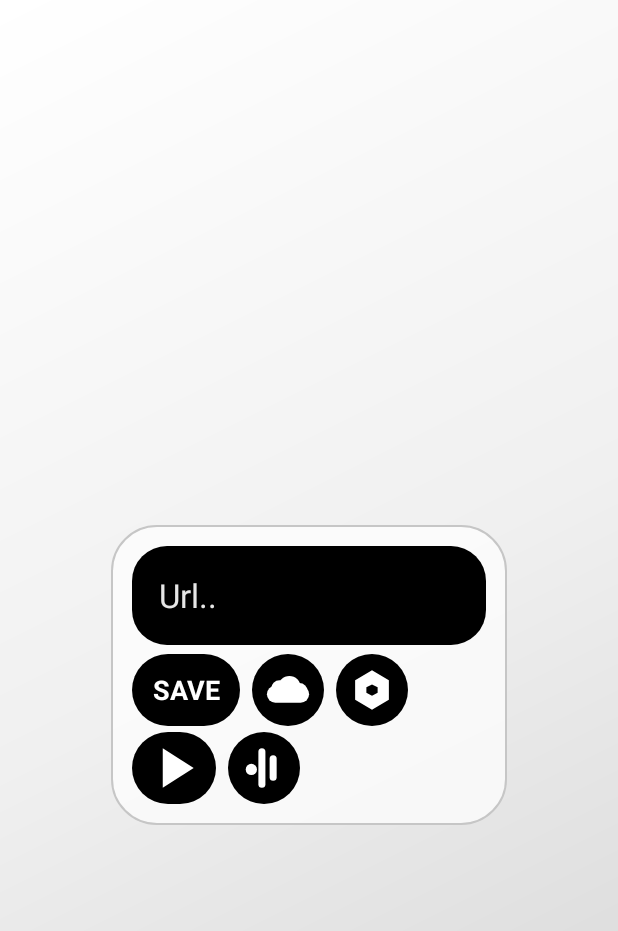
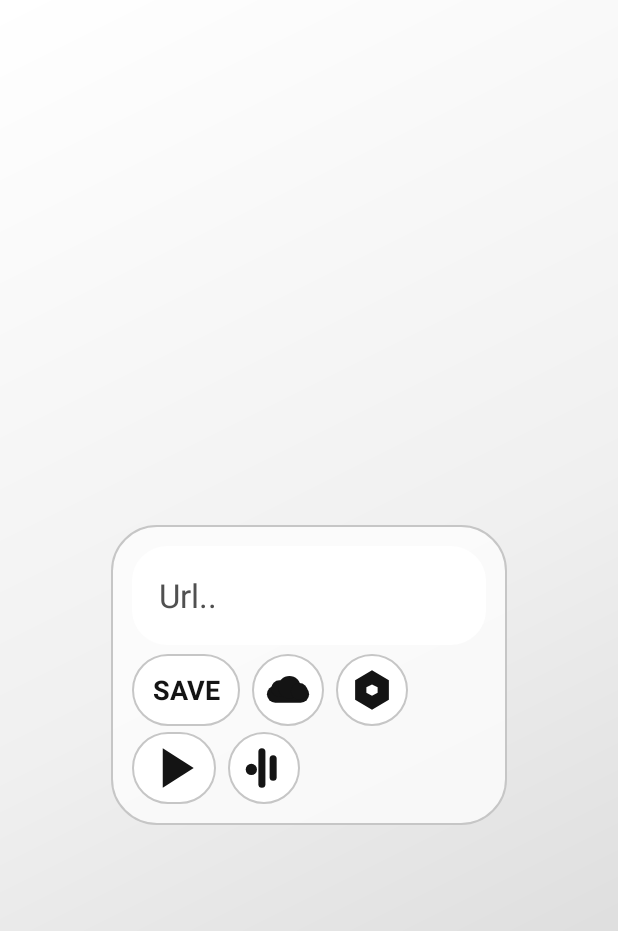
Before and after one commit to shio-end/Poject-hide-url-browser, an Android app: the screen it shows after launch (MainActivity), on a phone screen of 412 x 824 dp. Shown: the top 931 px of the screen. Run offline under Robolectric (Android 15) with nearby library versions, the phone set to English and light mode, and no system bars; pictures from the network do not load; 1 statement that could not run was skipped.

Commit message:
Theme VEIL controls and animate home and music preview transitions

```diff
--- a/app/build.gradle
+++ b/app/build.gradle
@@ -11,8 +11,8 @@ android {
         applicationId 'com.hideurl.browser'
         minSdk 31
         targetSdk 34
-        versionCode 12
-        versionName '0.9.1'
+        versionCode 13
+        versionName '0.9.2'
     }
 }
 
--- a/app/src/main/java/com/hideurl/browser/Appearance.java
+++ b/app/src/main/java/com/hideurl/browser/Appearance.java
@@ -34,6 +34,16 @@ final class Appearance {
                 Math.round(Color.blue(base)*(1-part)+Color.blue(color)*part));
     }
 
+    android.graphics.drawable.RippleDrawable buttonFace(float density) {
+        android.graphics.drawable.GradientDrawable face = new android.graphics.drawable.GradientDrawable();
+        face.setColor(surface);
+        face.setCornerRadius(24 * density);
+        face.setStroke(Math.max(1, Math.round(density)), line);
+        int ripple = (accent & 0x00ffffff) | 0x44000000;
+        return new android.graphics.drawable.RippleDrawable(
+                android.content.res.ColorStateList.valueOf(ripple), face, null);
+    }
+
     int dialogTheme() {
         return dark ? android.R.style.Theme_Material_Dialog_Alert : android.R.style.Theme_Material_Light_Dialog_Alert;
     }
--- a/app/src/main/java/com/hideurl/browser/MainActivity.java
+++ b/app/src/main/java/com/hideurl/browser/MainActivity.java
@@ -51,6 +51,10 @@ import org.json.JSONException;
 
 public class MainActivity extends Activity {
     private LinearLayout controls;
+    private Appearance palette;
+    private final ArrayList<View> themedButtons = new ArrayList<>();
+    private LinearLayout arrows;
+    private View divider;
     private static final String[] FONT_NAMES = {"ค่าเริ่มต้น", "Serif", "Monospace"};
     private static final String[] FONT_FAMILIES = {"sans-serif", "serif", "monospace"};
     private static final int WALLPAPER_REQUEST = 1;
@@ -147,10 +151,8 @@ public class MainActivity extends Activity {
         urlInput.setImeOptions(EditorInfo.IME_ACTION_GO);
         urlInput.setTextSize(22);
         urlInput.setHint("Url..");
-        urlInput.setHintTextColor(0xffe6e6e6);
-        urlInput.setTextColor(Color.WHITE);
+        styleInput();
         urlInput.setPadding(dp(18), 0, dp(18), 0);
-        urlInput.setBackground(rounded(Color.BLACK, 23));
         controls.addView(urlInput, new LinearLayout.LayoutParams(-1, dp(66)));
         urlInput.setOnEditorActionListener((view, action, event) -> {
             if (action != EditorInfo.IME_ACTION_GO) return false;
@@ -165,7 +167,7 @@ public class MainActivity extends Activity {
 
         saveButton = new TextView(this);
         saveButton.setText("SAVE");
-        saveButton.setTextColor(Color.WHITE);
+        saveButton.setTextColor(palette.accent);
         saveButton.setTextSize(18);
         saveButton.setGravity(Gravity.CENTER);
         styleButton(saveButton);
@@ -267,9 +269,9 @@ public class MainActivity extends Activity {
             return true;
         });
 
-        LinearLayout arrows = new LinearLayout(this);
+        arrows = new LinearLayout(this);
         arrows.setGravity(Gravity.CENTER_VERTICAL);
-        arrows.setBackground(rounded(Color.BLACK, 24));
+        arrows.setBackground(rounded(palette.surface, 24));
         LinearLayout.LayoutParams arrowsPlacement = new LinearLayout.LayoutParams(-2, dp(48));
         arrowsPlacement.leftMargin = dp(4);
         browserBar.addView(arrows, arrowsPlacement);
@@ -279,8 +281,8 @@ public class MainActivity extends Activity {
                 web.goBack();
             }
         });
-        View divider = new View(this);
-        divider.setBackground(rounded(Color.WHITE, 1));
+        divider = new View(this);
+        divider.setBackground(rounded(palette.line, 1));
         arrows.addView(divider, new LinearLayout.LayoutParams(dp(2), dp(23)));
         forward = addIcon(arrows, "forward", "ไปข้างหน้า", 48, 0, () -> {
             if (web.canGoForward()) {
@@ -309,6 +311,10 @@ public class MainActivity extends Activity {
         if (browsing) {
             getSystemService(InputMethodManager.class).hideSoftInputFromWindow(urlInput.getWindowToken(), 0);
             urlInput.clearFocus();
+        }
+        if (!browsing && home.getVisibility() != View.VISIBLE && ValueAnimator.areAnimatorsEnabled()) {
+            controls.setAlpha(0f);
+            controls.animate().alpha(1f).setDuration(180).start();
         }
         home.setVisibility(browsing ? View.GONE : View.VISIBLE);
         browser.setVisibility(browsing ? View.VISIBLE : View.GONE);
@@ -780,6 +786,16 @@ public class MainActivity extends Activity {
 
     private void applyHomeTheme() {
         Appearance theme = new Appearance(this);
+        palette = theme;
+        for (View button : themedButtons) {
+            button.setBackground(theme.buttonFace(getResources().getDisplayMetrics().density));
+            button.invalidate();
+        }
+        if (arrows != null) arrows.setBackground(rounded(theme.surface, 24));
+        if (divider != null) divider.setBackground(rounded(theme.line, 1));
+        if (urlInput != null) styleInput();
+        if (saveButton != null) saveButton.setTextColor(theme.accent);
+        music.applyAppearance(theme);
         int preset = settings.getInt("palette", 0);
         float contrast = new float[]{.13f, .28f, .42f}[preset];
         int shadow = Appearance.tint(theme.paper, theme.accent, contrast);
@@ -794,6 +810,12 @@ public class MainActivity extends Activity {
             glass.setStroke(dp(1), theme.line);
             controls.setBackground(glass);
         }
+    }
+
+    private void styleInput() {
+        urlInput.setTextColor(palette.ink);
+        urlInput.setHintTextColor(palette.muted);
+        urlInput.setBackground(rounded(palette.surface, 23));
     }
 
     private void applyFont() {
@@ -862,8 +884,8 @@ public class MainActivity extends Activity {
     }
 
     private void styleButton(View button) {
-        button.setBackground(new RippleDrawable(ColorStateList.valueOf(0x55ffffff),
-                rounded(Color.BLACK, 24), null));
+        themedButtons.add(button);
+        button.setBackground(palette.buttonFace(getResources().getDisplayMetrics().density));
         button.setStateListAnimator(AnimatorInflater.loadStateListAnimator(this, R.animator.button_press));
     }
 
@@ -901,10 +923,11 @@ public class MainActivity extends Activity {
             canvas.save();
             canvas.translate((getWidth() - size) / 2f, (getHeight() - size) / 2f);
             canvas.scale(size / 32f, size / 32f);
-            paint.setColor(Color.WHITE);
+            paint.setColor(palette.accent);
             switch (shape) {
                 case "heart":
                     android.graphics.drawable.Drawable heart = getDrawable(R.drawable.ic_music_heart);
+                    heart.mutate().setTint(palette.accent);
                     heart.setBounds(0, 0, 32, 32);
                     heart.draw(canvas);
                     break;
@@ -916,7 +939,7 @@ public class MainActivity extends Activity {
                     break;
                 case "settings":
                     polygon(canvas, 16, 2, 28, 9, 28, 23, 16, 30, 4, 23, 4, 9);
-                    paint.setColor(Color.BLACK);
+                    paint.setColor(palette.surface);
                     polygon(canvas, 16, 12, 20, 14, 20, 18, 16, 20, 12, 18, 12, 14);
                     break;
                 case "music":
--- a/app/src/main/java/com/hideurl/browser/Sheets.java
+++ b/app/src/main/java/com/hideurl/browser/Sheets.java
@@ -92,6 +92,7 @@ final class Sheets {
     void clickable(View view, Runnable click) {
         view.setBackground(new RippleDrawable(ColorStateList.valueOf(0x40888888),
                 surface(theme.surface, 14), null));
+        view.setStateListAnimator(android.animation.AnimatorInflater.loadStateListAnimator(activity, R.animator.button_press));
         view.setFocusable(true);
         TapSound.bind(view, click);
     }
```
Also changed, not shown: app/src/main/java/com/hideurl/browser/MusicPanel.java (+22 -5 lines), 2 other files.
